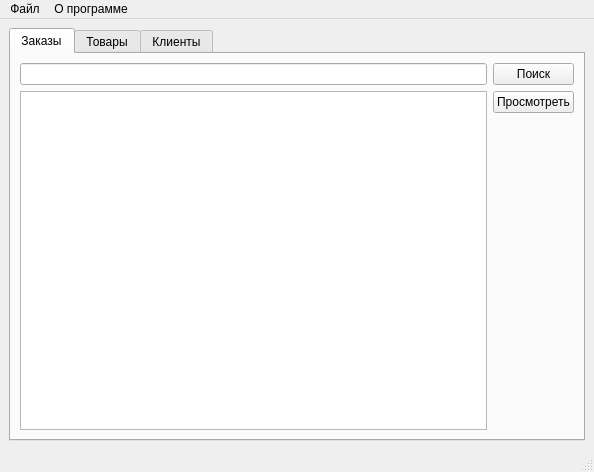
Above: mainwindowmanager.ui from MukizuL/Retail-Sale-App before the change. Below: the same form after it.
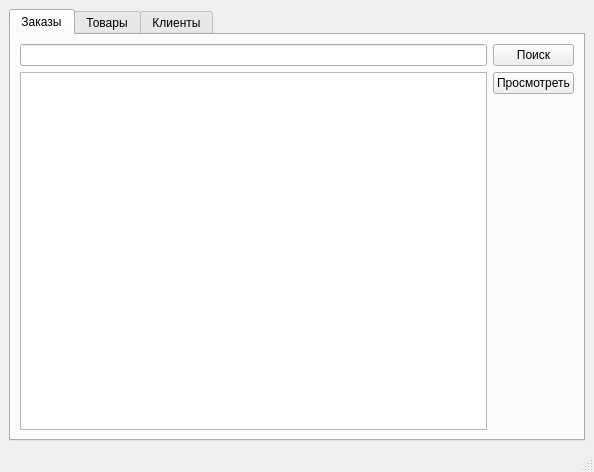
That is the form after the change. The open tabs and pages were chosen to show the change.

Patch:
```diff
--- a/mainwindowmanager.ui
+++ b/mainwindowmanager.ui
@@ -240,18 +240,6 @@
      <height>21</height>
     </rect>
    </property>
-   <widget class="QMenu" name="menu">
-    <property name="title">
-     <string>Файл</string>
-    </property>
-   </widget>
-   <widget class="QMenu" name="menu_2">
-    <property name="title">
-     <string>О программе</string>
-    </property>
-   </widget>
-   <addaction name="menu"/>
-   <addaction name="menu_2"/>
   </widget>
   <widget class="QStatusBar" name="statusbar"/>
  </widget>
```
Left out of the diff: 2 changed lines with no effect on the pictures.
